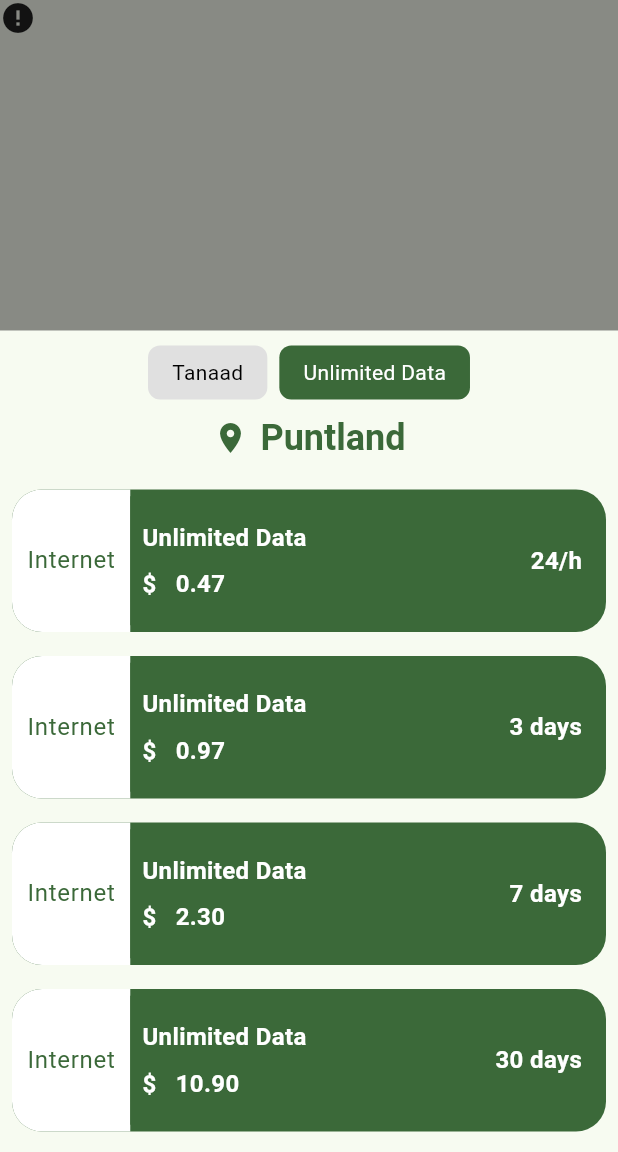
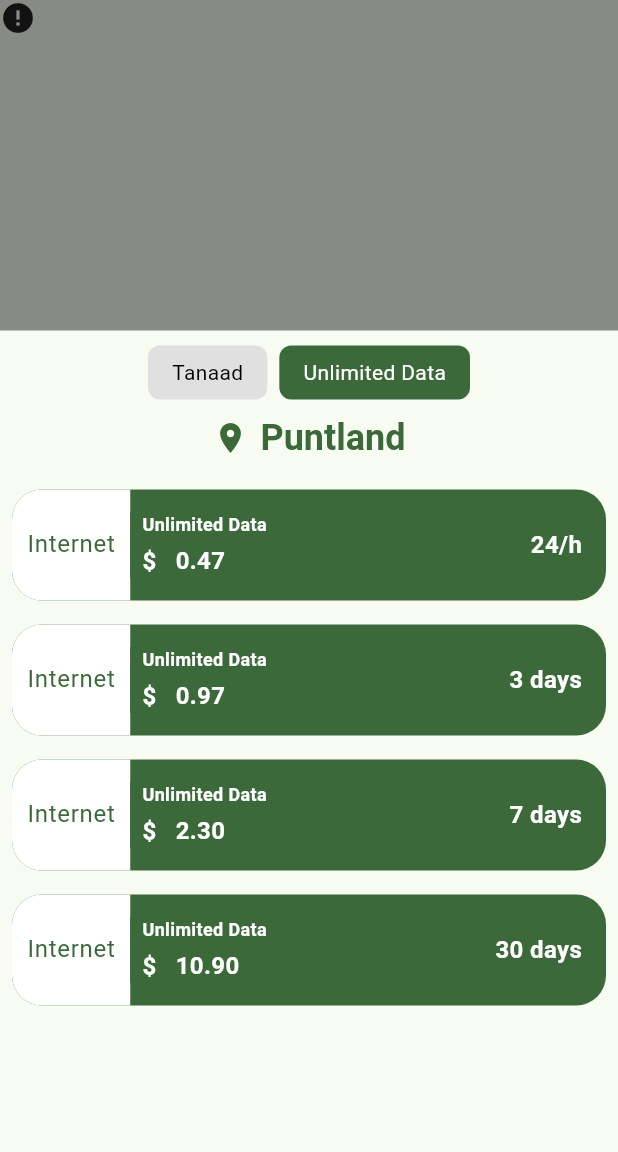
Before and after one commit to omar-abdul/baarazon-data, a Flutter app: the AmtelScreen screen opened by its route, after a tap on "Unlimited Data", on a phone screen of 412 x 824 dp, the part 84-1236 px from its top. Run offline on Flutter 3.47's test engine with Material 3 defaults, Android fonts, the light colour scheme and no system bars; drawn by our look-alikes of cached_network_image; our stand-ins replace bloc, flutter_bloc, fluttertoast, shared_preferences; accounts and stored records are empty; network calls fail.

Commit message:
fixing the data card

```diff
--- a/lib/main.dart
+++ b/lib/main.dart
@@ -4,6 +4,7 @@ import 'package:baarazon_data/route/router.dart';
 import 'package:baarazon_data/screens/profile/cubit/cubit/phone_number_cubit.dart';
 import 'package:flutter_bloc/flutter_bloc.dart';
 import 'package:flutter/material.dart';
+import 'package:fluttertoast/fluttertoast.dart';
 import 'package:shared_preferences/shared_preferences.dart';
 import './screens/regions/cubit.dart';
 
@@ -34,14 +35,14 @@ class MyApp extends StatelessWidget {
         BlocProvider(create: (context) => PhoneNumberCubit())
       ],
       child: MaterialApp(
+        builder: FToastBuilder(),
         title: 'Baarazon Data & Exchange',
         theme: ThemeData(
           colorScheme: ColorScheme.fromSeed(seedColor: Colors.green),
           useMaterial3: true,
         ),
         onGenerateRoute: generateRoute,
-        initialRoute:
-            isFirstLaunch ? onBoardingScreenRoute : onBoardingScreenRoute,
+        initialRoute: isFirstLaunch ? onBoardingScreenRoute : loginScreenRoute,
       ),
     );
   }
--- a/lib/screens/internet_providers/screens/components/options_list_card.dart
+++ b/lib/screens/internet_providers/screens/components/options_list_card.dart
@@ -174,18 +174,22 @@ class DataOptionCard extends StatelessWidget {
   const DataOptionCard({
     super.key,
     required this.option,
+    this.presentational = false,
   });
 
   final Option option;
+  final bool presentational;
 
   @override
   Widget build(BuildContext context) {
     return Material(
       child: InkWell(
-        onTap: () => customModalBottomSheet(context,
-            child: PaymentBottomSheet(
-              option: option,
-            )),
+        onTap: () => !presentational
+            ? customModalBottomSheet(context,
+                child: PaymentBottomSheet(
+                  option: option,
+                ))
+            : null,
         child: Padding(
           padding: const EdgeInsets.all(8.0),
           child: Container(
@@ -194,13 +198,11 @@ class DataOptionCard extends StatelessWidget {
               borderRadius: BorderRadius.circular(20.0),
             ),
             child: Row(
-              crossAxisAlignment: CrossAxisAlignment.center,
-              mainAxisAlignment: MainAxisAlignment.spaceAround,
+              mainAxisAlignment: MainAxisAlignment.center,
               children: [
                 Container(
-                  height: 95,
                   padding: const EdgeInsets.symmetric(
-                      horizontal: 10.0, vertical: 20),
+                      horizontal: 10.0, vertical: 25),
                   decoration: const BoxDecoration(
                     color: Colors.white,
                     borderRadius: BorderRadius.only(
@@ -220,8 +222,8 @@ class DataOptionCard extends StatelessWidget {
                   child: Container(
                     decoration:
                         BoxDecoration(color: Theme.of(context).primaryColor),
-                    padding: const EdgeInsets.symmetric(
-                        vertical: 16.0, horizontal: 8),
+                    padding:
+                        const EdgeInsets.symmetric(vertical: 0, horizontal: 8),
                     child: Column(
                       crossAxisAlignment: CrossAxisAlignment.start,
                       children: [
@@ -229,11 +231,11 @@ class DataOptionCard extends StatelessWidget {
                           option.name,
                           style: const TextStyle(
                             color: Colors.white,
-                            fontSize: 16,
+                            fontSize: 12,
                             fontWeight: FontWeight.bold,
                           ),
                         ),
-                        const SizedBox(height: 8),
+                        const SizedBox(height: 4),
                         Text(
                           '${option.currency == 'USD' ? '\$' : option.currency}   ${option.amount.toStringAsFixed(2)}',
                           style: const TextStyle(
--- a/pubspec.yaml
+++ b/pubspec.yaml
@@ -40,6 +40,7 @@ dependencies:
   shared_preferences: ^2.3.2
   cached_network_image: ^3.4.1
   flutter_launcher_icons: ^0.14.1
+  fluttertoast: ^8.2.8
 
 dev_dependencies:
   flutter_test:
```
Also changed, not shown: lib/screens/home/orders/orders.dart (+28 -9 lines), lib/screens/payment/components/payment_complete.dart (+54 -72 lines), lib/screens/payment/components/payment_select.dart (+5 -4 lines), pubspec.lock, 1 other file.
